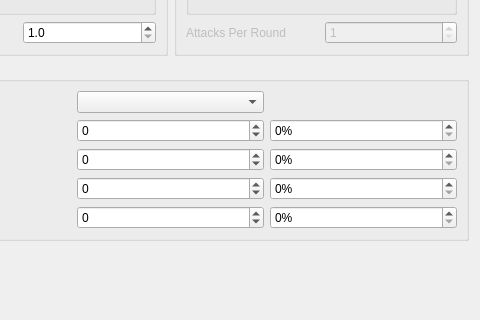
First picture: the form in damage-calculator/configuration.ui, repository moebiusproject/moebiustoolkit, before the edit; both pictures show x 139 to 619 and y 479 to 799 of the 619 by 942 pixel window.
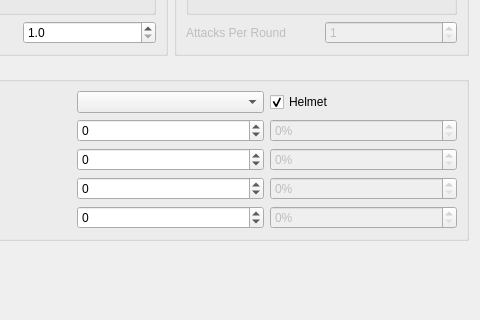
Second picture: the form after the edit.

Commit message:
Minor UI polish and feature
Disable all the non-implemented damage resistances, to make it clearer.
Also, add a checkbox in the missing cell to indicate helmet presence,
and link it with the code that was waiting for it. :-P

Diff of the .ui file:
```diff
--- a/damage-calculator/configuration.ui
+++ b/damage-calculator/configuration.ui
@@ -566,6 +566,9 @@
       </item>
       <item row="1" column="2">
        <widget class="QSpinBox" name="crushingResistance">
+        <property name="enabled">
+         <bool>false</bool>
+        </property>
         <property name="suffix">
          <string>%</string>
         </property>
@@ -596,6 +599,9 @@
       </item>
       <item row="2" column="2">
        <widget class="QSpinBox" name="missileResistance">
+        <property name="enabled">
+         <bool>false</bool>
+        </property>
         <property name="suffix">
          <string>%</string>
         </property>
@@ -626,6 +632,9 @@
       </item>
       <item row="3" column="2">
        <widget class="QSpinBox" name="piercingResistance">
+        <property name="enabled">
+         <bool>false</bool>
+        </property>
         <property name="suffix">
          <string>%</string>
         </property>
@@ -656,6 +665,9 @@
       </item>
       <item row="4" column="2">
        <widget class="QSpinBox" name="slashingResistance">
+        <property name="enabled">
+         <bool>false</bool>
+        </property>
         <property name="suffix">
          <string>%</string>
         </property>
@@ -667,6 +679,19 @@
         </property>
        </widget>
       </item>
+      <item row="0" column="2">
+       <widget class="QCheckBox" name="helmet">
+        <property name="enabled">
+         <bool>true</bool>
+        </property>
+        <property name="text">
+         <string>Helmet</string>
+        </property>
+        <property name="checked">
+         <bool>true</bool>
+        </property>
+       </widget>
+      </item>
      </layout>
     </widget>
    </item>
```
The commit also changes 1 other file.
